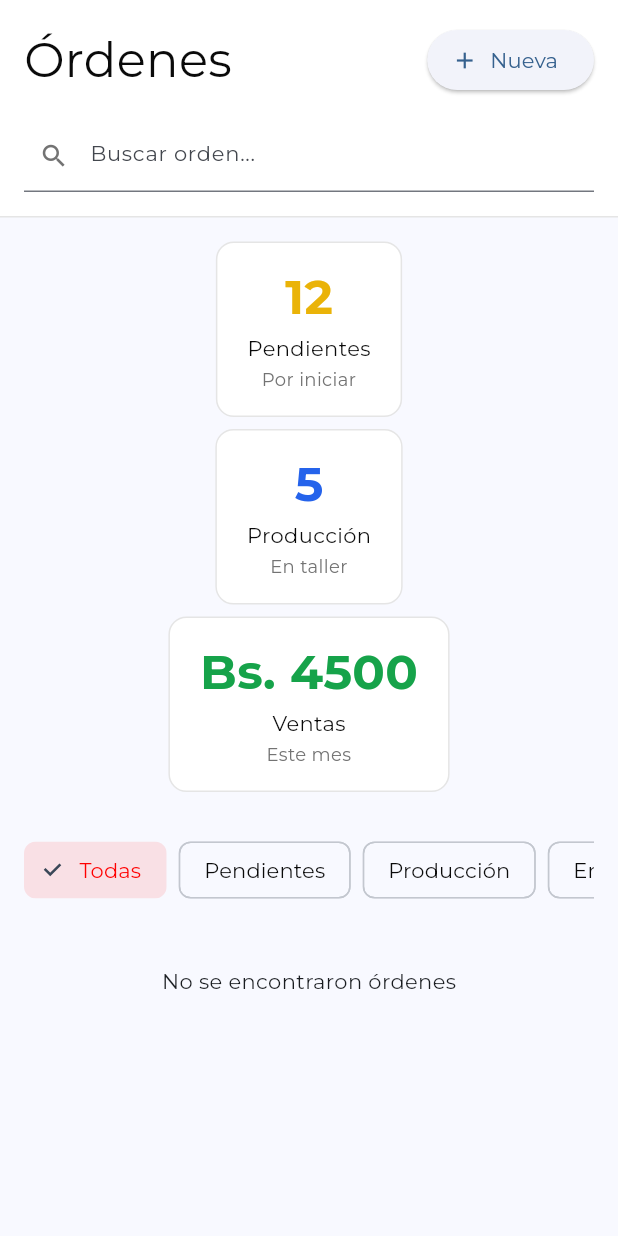
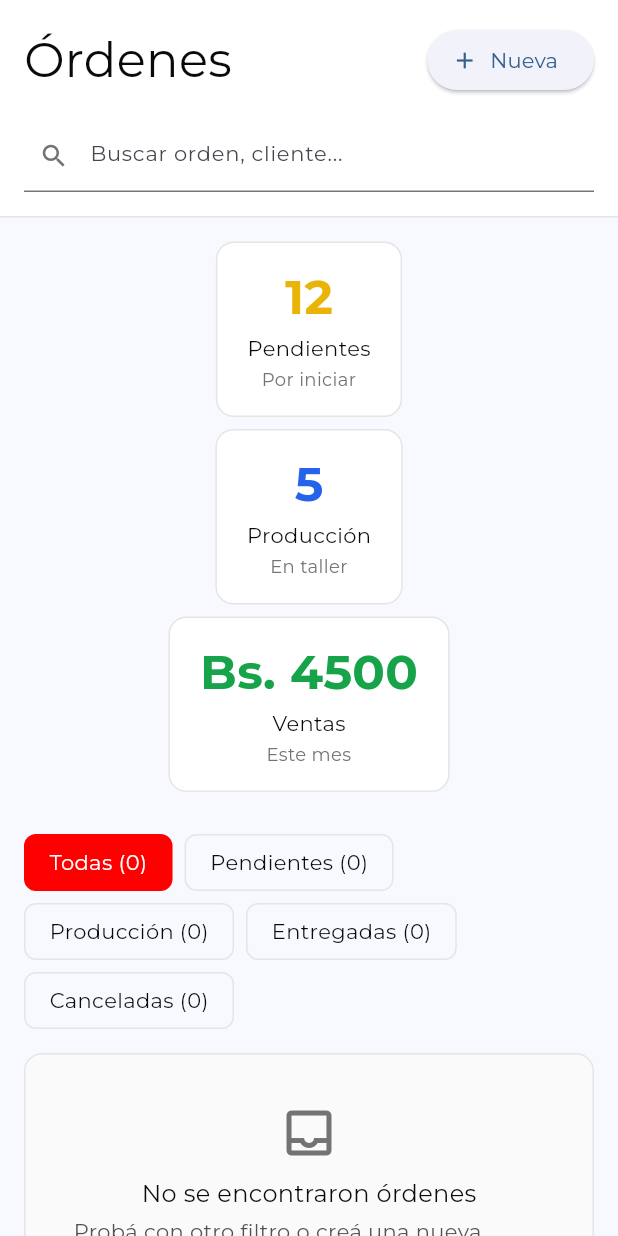
Before and after one commit to DSSMD/Athlos, a Flutter app: the OrdenesPage widget shown alone on an empty page, opened directly, on a phone screen of 412 x 824 dp. Run offline on Flutter 3.47's test engine with Material 3 defaults, Android fonts, the phone set to English and light mode, and no system bars; our stand-ins replace flutter_dotenv, flutter_riverpod, go_router, image_picker, supabase_flutter; accounts and stored records are empty; network calls fail.

Commit message:
refactor(SCRUM-72): adaptar ordenes_page a widgets compartidos
- Usar StickyTopbar, FilterChips, Pagination, EmptyState de widgets/shared/
- Eliminar clases privadas _Header, _StickyTopbar, _FilterChips, _DesktopPagination, _LoadMoreButton
- Reemplazar withOpacity deprecado por withValues(alpha:)
- FilterChips ahora muestra conteos reales por estado de orden

```diff
--- a/lib/presentation/pages/produccion/ordenes_page.dart
+++ b/lib/presentation/pages/produccion/ordenes_page.dart
@@ -1,17 +1,23 @@
 import 'package:flutter/material.dart';
-import 'package:flutter_riverpod/flutter_riverpod.dart'; // Agregado Riverpod
+import 'package:flutter_riverpod/flutter_riverpod.dart';
 
-// --- TUS IMPORTS DE DISEÑO ---
-// Asegúrate de que las rutas a tu theme y widgets sean correctas
+// Tema
 import '../../theme/app_colors.dart';
 import '../../theme/app_spacing.dart';
 import '../../theme/app_typography.dart';
+
+// Widgets compartidos (reutilizables entre módulos)
+import '../../widgets/shared/empty_state.dart';
+import '../../widgets/shared/filter_chips.dart';
+import '../../widgets/shared/pagination.dart';
+import '../../widgets/shared/sticky_topbar.dart';
+
+// Widgets específicos de usuarios (KpiCard — se comparte sin mover por ahora)
 import '../../widgets/users/kpi_card.dart';
-import '../../widgets/users/search_input.dart';
 
-// --- TUS IMPORTS DE DATOS (Rutas largas como definimos) ---
+// Datos
 import '../../../domain/models/orden_model.dart';
-import '../../../presentation/providers/orden_list_provider.dart';
+import '../../providers/orden_list_provider.dart';
 
 /* // ══════════════════════════════════════════════════════════════════════════════
 // CÓDIGO DE PRUEBA (MOCKS) COMENTADO - YA NO SE USA PORQUE TENEMOS SUPABASE
@@ -101,10 +107,17 @@ class _OrdenesPageState extends ConsumerState<OrdenesPage> {
 
             return Column(
               children: [
-                _StickyTopbar(
+                StickyTopbar(
                   isMobile: isMobile,
+                  title: 'Órdenes',
+                  searchHint: 'Buscar orden, cliente...',
                   searchController: _searchController,
                   onSearchChanged: (_) => setState(() => _currentPage = 1),
+                  newButtonLabelMobile: 'Nueva',
+                  newButtonLabelDesktop: 'Nueva orden',
+                  onNewPressed: () {
+                    // TODO: abrir pantalla "Nueva orden" (SCRUM-75)
+                  },
                 ),
                 Expanded(
                   child: SingleChildScrollView(
@@ -117,7 +130,21 @@ class _OrdenesPageState extends ConsumerState<OrdenesPage> {
                         _KpiRow(isMobile: isMobile),
                         const SizedBox(height: AppSpacing.xl),
 
-                        _FilterChips(
+                        FilterChips(
+                          labels: const [
+                            'Todas',
+                            'Pendientes',
+                            'Producción',
+                            'Entregadas',
+                            'Canceladas',
+                          ],
+                          counts: [
+                            listaDeOrdenesReales.length,
+                            listaDeOrdenesReales.where((o) => o.idEstado == 1).length,
+                            listaDeOrdenesReales.where((o) => o.idEstado == 2).length,
+                            listaDeOrdenesReales.where((o) => o.idEstado == 3).length,
+                            listaDeOrdenesReales.where((o) => o.idEstado == 4).length,
+                          ],
                           selected: _selectedFilter,
                           onChanged: (i) => setState(() {
                             _selectedFilter = i;
@@ -126,13 +153,11 @@ class _OrdenesPageState extends ConsumerState<OrdenesPage> {
                         ),
                         const SizedBox(height: AppSpacing.lg),
 
-                        // --- LISTA / TABLA REAL ---
                         if (paginatedOrders.isEmpty)
-                          const Center(
-                            child: Padding(
-                              padding: EdgeInsets.all(AppSpacing.xl2),
-                              child: Text("No se encontraron órdenes"),
-                            ),
+                          const EmptyState(
+                            icon: Icons.inbox_outlined,
+                            title: 'No se encontraron órdenes',
+                            subtitle: 'Probá con otro filtro o creá una nueva orden.',
                           )
                         else if (isMobile)
                           _MobileList(orders: paginatedOrders)
@@ -141,20 +166,20 @@ class _OrdenesPageState extends ConsumerState<OrdenesPage> {
 
                         const SizedBox(height: AppSpacing.xl),
 
-                        // --- PAGINACIÓN DINÁMICA ---
                         if (isMobile)
-                          _LoadMoreButton(
+                          LoadMoreButton(
                             hasMore: _currentPage < totalPages,
                             onPressed: () => setState(() => _currentPage++),
                           )
                         else
-                          _DesktopPagination(
+                          DesktopPagination(
                             currentPage: _currentPage,
                             totalPages: totalPages,
                             totalItems: totalItems,
                             itemsPerPage: _itemsPerPage,
                             onPageChanged: (page) =>
                                 setState(() => _currentPage = page),
+                            recordsLabel: 'órdenes',
                           ),
                       ],
                     ),
@@ -172,176 +197,6 @@ class _OrdenesPageState extends ConsumerState<OrdenesPage> {
 // ══════════════════════════════════════════════════════════════════════════════
 // COMPONENTES PRIVADOS DE LA PÁGINA (Sin Cambios Visuales)
 // ══════════════════════════════════════════════════════════════════════════════
-
-class _Header extends StatelessWidget {
-  const _Header({
-    required this.isMobile,
-    required this.searchController,
-    required this.onSearchChanged,
-  });
-  final bool isMobile;
-  final TextEditingController searchController;
-  final ValueChanged<String> onSearchChanged;
-
-  @override
-  Widget build(BuildContext context) {
-    final title = Text('Órdenes', style: AppTypography.h1);
-    final btn = ElevatedButton.icon(
-      onPressed: () {},
-      icon: const Icon(Icons.add, size: 18),
-      label: Text(isMobile ? 'Nueva' : 'Nueva Orden'),
-    );
-
-    if (isMobile) {
-      return Column(
-        crossAxisAlignment: CrossAxisAlignment.stretch,
-        children: [
-          Row(
-            children: [
-              Expanded(child: title),
-              btn,
-            ],
-          ),
-          const SizedBox(height: AppSpacing.lg),
-          SearchInput(
-            hintText: 'Buscar orden...',
-            controller: searchController,
-            onChanged: onSearchChanged,
-          ),
-        ],
-      );
-    }
-
-    return Row(
-      children: [
-        title,
-        const Spacer(),
-        SizedBox(
-          width: 320,
-          child: SearchInput(
-            hintText: 'Buscar orden...',
-            controller: searchController,
-            onChanged: onSearchChanged,
-          ),
-        ),
-        const SizedBox(width: AppSpacing.md),
-        btn,
-      ],
-    );
-  }
-}
-
-class _StickyTopbar extends StatelessWidget {
-  const _StickyTopbar({
-    required this.isMobile,
-    required this.searchController,
-    required this.onSearchChanged,
-  });
-  final bool isMobile;
-  final TextEditingController searchController;
-  final ValueChanged<String> onSearchChanged;
-
-  @override
-  Widget build(BuildContext context) {
-    return Container(
-      decoration: const BoxDecoration(
-        color: AppColors.background,
-        border: Border(bottom: BorderSide(color: AppColors.border)),
-      ),
-      padding: EdgeInsets.symmetric(
-        horizontal: isMobile ? AppSpacing.lg : AppSpacing.xl2,
-        vertical: isMobile ? AppSpacing.lg : AppSpacing.xl,
-      ),
-      child: _Header(
-        isMobile: isMobile,
-        searchController: searchController,
-        onSearchChanged: onSearchChanged,
-      ),
-    );
-  }
-}
-
-class _FilterChips extends StatelessWidget {
-  final int selected;
-  final ValueChanged<int> onChanged;
-  const _FilterChips({required this.selected, required this.onChanged});
-
-  @override
-  Widget build(BuildContext context) {
-    final labels = [
-      'Todas',
-      'Pendientes',
-      'Producción',
-      'Entregadas',
-      'Canceladas',
-    ];
-    return SingleChildScrollView(
-      scrollDirection: Axis.horizontal,
-      child: Row(
-        children: List.generate(
-          labels.length,
-          (i) => Padding(
-            padding: const EdgeInsets.only(right: 8),
-            child: ChoiceChip(
-              label: Text(labels[i]),
-              selected: selected == i,
-              onSelected: (_) => onChanged(i),
-              // ignore: deprecated_member_use
-              selectedColor: AppColors.primary500.withOpacity(0.1),
-              labelStyle: TextStyle(
-                color: selected == i
-                    ? AppColors.primary500
-                    : AppColors.textPrimary,
-              ),
-            ),
-          ),
-        ),
-      ),
-    );
-  }
-}
-
-class _DesktopPagination extends StatelessWidget {
-  final int currentPage, totalPages, totalItems, itemsPerPage;
-  final ValueChanged<int> onPageChanged;
-  const _DesktopPagination({
-    required this.currentPage,
-    required this.totalPages,
-    required this.totalItems,
-    required this.itemsPerPage,
-    required this.onPageChanged,
-  });
-
-  @override
-  Widget build(BuildContext context) {
-    return Row(
-      mainAxisAlignment: MainAxisAlignment.spaceBetween,
-      children: [
-        Text(
-          'Mostrando ${(currentPage - 1) * itemsPerPage + 1} a ${currentPage * itemsPerPage > totalItems ? totalItems : currentPage * itemsPerPage} de $totalItems órdenes',
-        ),
-        Row(
-          children: [
-            IconButton(
-              onPressed: currentPage > 1
-                  ? () => onPageChanged(currentPage - 1)
-                  : null,
-              icon: const Icon(Icons.chevron_left),
-            ),
-            Text('Página $currentPage de $totalPages'),
-            IconButton(
-              onPressed: currentPage < totalPages
-                  ? () => onPageChanged(currentPage + 1)
-                  : null,
-              icon: const Icon(Icons.chevron_right),
-            ),
-          ],
-        ),
-      ],
-    );
-  }
-}
-
 class _KpiRow extends StatelessWidget {
   final bool isMobile;
   const _KpiRow({required this.isMobile});
@@ -715,7 +570,7 @@ class _PagoBadge extends StatelessWidget {
     return Container(
       padding: const EdgeInsets.symmetric(horizontal: 6, vertical: 3),
       decoration: BoxDecoration(
-        border: Border.all(color: color.withOpacity(0.5)),
+        border: Border.all(color: color.withValues(alpha: 0.5)),
         borderRadius: BorderRadius.circular(AppRadius.sm),
       ),
       child: Text(
@@ -764,7 +619,7 @@ class _StatusBadge extends StatelessWidget {
     return Container(
       padding: const EdgeInsets.symmetric(horizontal: 8, vertical: 4),
       decoration: BoxDecoration(
-        color: color.withOpacity(0.1),
+        color: color.withValues(alpha: 0.1),
         borderRadius: BorderRadius.circular(AppRadius.sm),
       ),
       child: Text(
@@ -809,26 +664,3 @@ class _PagoBadge extends StatelessWidget {
     );
   }
 }*/
-
-class _LoadMoreButton extends StatelessWidget {
-  const _LoadMoreButton({required this.hasMore, required this.onPressed});
-  final bool hasMore;
-  final VoidCallback onPressed;
-
-  @override
-  Widget build(BuildContext context) {
-    if (!hasMore) return const SizedBox.shrink();
-    return Center(
-      child: TextButton(
-        onPressed: onPressed,
-        child: Text(
-          'Cargar más...',
-          style: AppTypography.small.copyWith(
-            color: AppColors.primary500,
-            fontWeight: FontWeight.w600,
-          ),
-        ),
-      ),
-    );
-  }
-}
```
